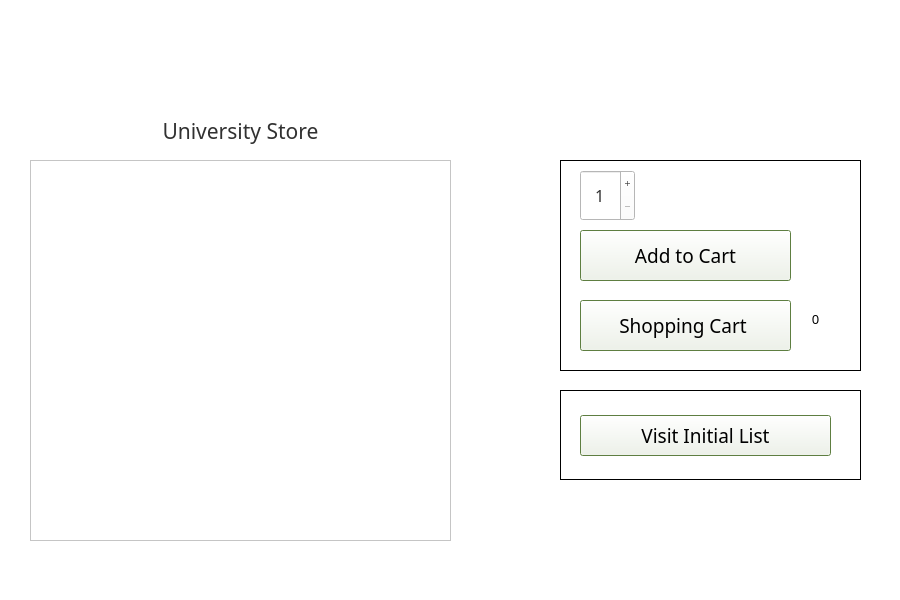
Above: schoolStore.ui from DannyCamacho/CollegeConnect before the change. Below: the same form after it.
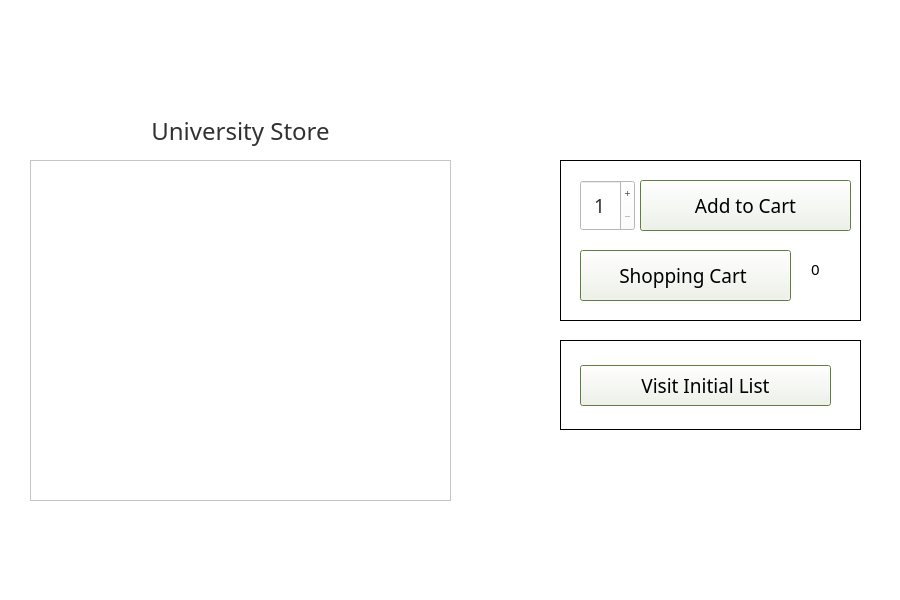
That is the form after the change. Icons and pictures are not drawn.

```diff
--- a/schoolStore.ui
+++ b/schoolStore.ui
@@ -31,7 +31,7 @@
       <x>560</x>
       <y>160</y>
       <width>301</width>
-      <height>211</height>
+      <height>161</height>
      </rect>
     </property>
     <property name="styleSheet">
@@ -48,7 +48,7 @@
      <property name="geometry">
       <rect>
        <x>20</x>
-       <y>10</y>
+       <y>20</y>
        <width>55</width>
        <height>51</height>
       </rect>
@@ -56,7 +56,7 @@
      <property name="font">
       <font>
        <family>Mongolian Baiti</family>
-       <pointsize>12</pointsize>
+       <pointsize>14</pointsize>
       </font>
      </property>
      <property name="focusPolicy">
@@ -67,7 +67,7 @@
 background-color: rgb(255, 255, 255);
 alternate-background-color: rgb(225, 225, 225);
 selection-color: rgb(49, 49, 49);
-selection-background-color: rgb(118, 158, 81);</string>
+selection-background-color: rgb(225, 225, 225);</string>
      </property>
      <property name="frame">
       <bool>true</bool>
@@ -103,8 +103,8 @@
     <widget class="QPushButton" name="add_to_cart_pushButton">
      <property name="geometry">
       <rect>
-       <x>20</x>
-       <y>70</y>
+       <x>80</x>
+       <y>20</y>
        <width>211</width>
        <height>51</height>
       </rect>
@@ -153,7 +153,7 @@
      <property name="geometry">
       <rect>
        <x>20</x>
-       <y>140</y>
+       <y>90</y>
        <width>211</width>
        <height>51</height>
       </rect>
@@ -205,7 +205,7 @@
      <property name="geometry">
       <rect>
        <x>230</x>
-       <y>140</y>
+       <y>90</y>
        <width>51</width>
        <height>41</height>
       </rect>
@@ -237,7 +237,7 @@
       <property name="font">
        <font>
         <family>Mongolian Baiti</family>
-        <pointsize>10</pointsize>
+        <pointsize>11</pointsize>
        </font>
       </property>
       <property name="styleSheet">
@@ -272,7 +272,7 @@
     <property name="geometry">
      <rect>
       <x>560</x>
-      <y>390</y>
+      <y>340</y>
       <width>301</width>
       <height>90</height>
      </rect>
@@ -298,7 +298,7 @@
      </property>
      <property name="minimumSize">
       <size>
-       <width>146</width>
+       <width>176</width>
        <height>0</height>
       </size>
      </property>
@@ -312,7 +312,6 @@
       <font>
        <family>Mongolian Baiti</family>
        <pointsize>14</pointsize>
-       <weight>50</weight>
        <bold>false</bold>
       </font>
      </property>
@@ -350,7 +349,7 @@
       <x>30</x>
       <y>160</y>
       <width>421</width>
-      <height>381</height>
+      <height>341</height>
      </rect>
     </property>
     <property name="frameShape">
@@ -365,7 +364,7 @@
        <x>0</x>
        <y>0</y>
        <width>421</width>
-       <height>381</height>
+       <height>341</height>
       </rect>
      </property>
      <property name="sizePolicy">
@@ -430,11 +429,14 @@
       <number>55</number>
      </attribute>
      <attribute name="horizontalHeaderDefaultSectionSize">
-      <number>200</number>
+      <number>350</number>
      </attribute>
      <attribute name="verticalHeaderVisible">
       <bool>false</bool>
      </attribute>
+     <attribute name="verticalHeaderDefaultSectionSize">
+      <number>40</number>
+     </attribute>
      <attribute name="verticalHeaderHighlightSections">
       <bool>true</bool>
      </attribute>
@@ -483,7 +485,7 @@
      <property name="font">
       <font>
        <family>Mongolian Baiti</family>
-       <pointsize>16</pointsize>
+       <pointsize>18</pointsize>
       </font>
      </property>
      <property name="styleSheet">
```
